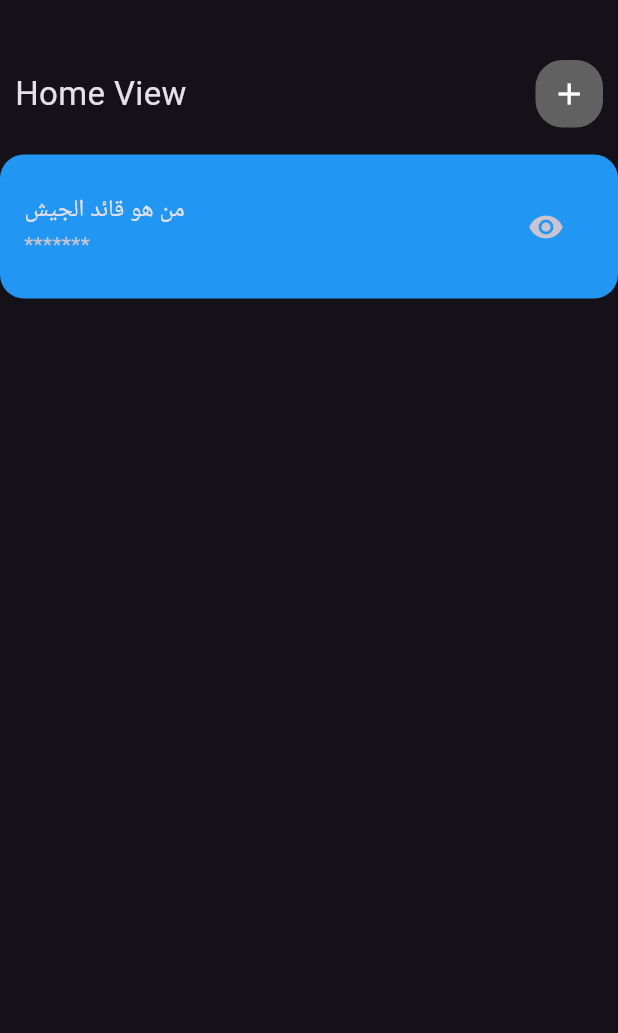
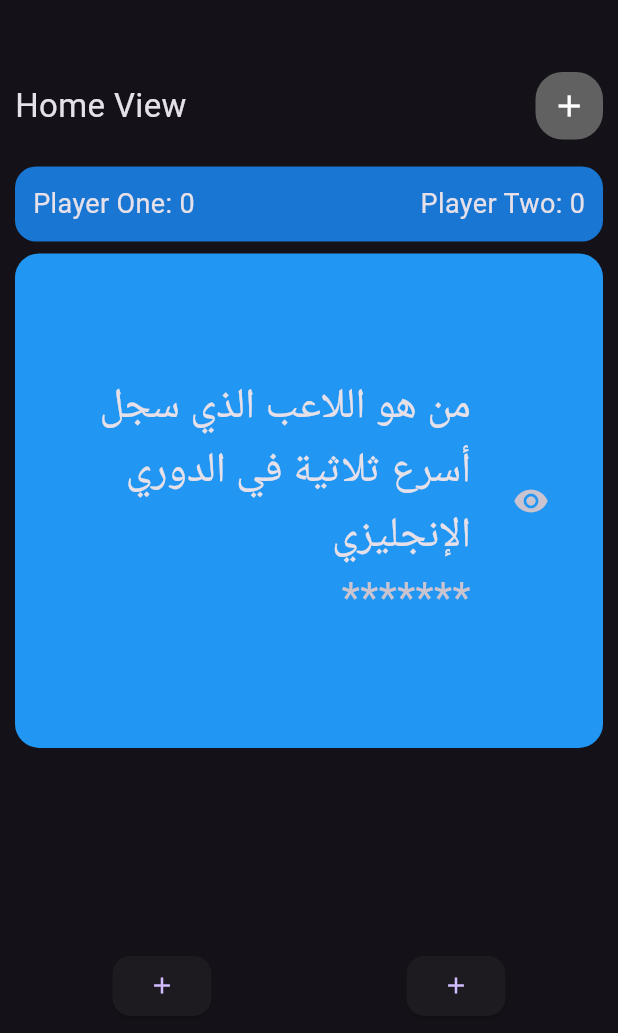
Before and after one commit to SherifShamel/Football_Frenzy, a Flutter app: the screen it shows after launch, on a phone screen of 412 x 824 dp. Shown: the top 1033 px of the screen. Run offline on Flutter 3.47's test engine with Material 3 defaults, Android fonts, the phone set to English and light mode, and no system bars.

Commit message:
Created Score Bar. Modified the Plus Buttons. Modified the padding of the whole page view. removed the custom app bar padding.

```diff
--- a/lib/core/constant_widgets/custom_app_bar.dart
+++ b/lib/core/constant_widgets/custom_app_bar.dart
@@ -9,17 +9,14 @@ class CustomAppBar extends StatelessWidget {
 
   @override
   Widget build(BuildContext context) {
-    return Padding(
-      padding: const EdgeInsets.symmetric(horizontal: 10),
-      child: Row(
-        children: [
-          Text(title, style: const TextStyle(fontSize: 22)),
+    return Row(
+      children: [
+        Text(title, style: const TextStyle(fontSize: 22)),
 
-          const Spacer(),
+        const Spacer(),
 
-          const MyCustomIcon(icon: Icons.add),
-        ],
-      ),
+        const MyCustomIcon(icon: Icons.add),
+      ],
     );
   }
 }
--- /dev/null
+++ b/lib/core/constant_widgets/my_custom_button.dart
@@ -0,0 +1,38 @@
+import 'package:flutter/material.dart';
+
+class ScoreButtonsWidget extends StatelessWidget {
+  final IconData icon;
+
+  const ScoreButtonsWidget({super.key, required this.icon});
+
+  @override
+  Widget build(BuildContext context) {
+    return Row(
+      mainAxisAlignment: MainAxisAlignment.spaceAround,
+      children: [
+        ElevatedButton(
+          style: ButtonStyle(
+            shape: MaterialStatePropertyAll(
+              RoundedRectangleBorder(
+                borderRadius: BorderRadius.circular(12),
+              ),
+            ),
+          ),
+          onPressed: () {},
+          child: Icon(icon),
+        ),
+        ElevatedButton(
+          style: ButtonStyle(
+            shape: MaterialStatePropertyAll(
+              RoundedRectangleBorder(
+                borderRadius: BorderRadius.circular(12),
+              ),
+            ),
+          ),
+          onPressed: () {},
+          child: Icon(icon),
+        ),
+      ],
+    );
+  }
+}
--- a/lib/features/home_feature/pages/Home_Page_View.dart
+++ b/lib/features/home_feature/pages/Home_Page_View.dart
@@ -7,7 +7,6 @@ class HomePageView extends StatelessWidget {
   @override
   Widget build(BuildContext context) {
     return const Scaffold(
-
       body: HomePageBody(),
     );
   }
--- a/lib/features/home_feature/widgets/home_page_body.dart
+++ b/lib/features/home_feature/widgets/home_page_body.dart
@@ -1,6 +1,8 @@
 import 'package:flutter/material.dart';
 import 'package:football_frenzy/core/constant_widgets/custom_app_bar.dart';
+import 'package:football_frenzy/core/constant_widgets/my_custom_button.dart';
 import 'package:football_frenzy/features/home_feature/widgets/question_widget.dart';
+import 'package:football_frenzy/features/home_feature/widgets/score_bar_widget.dart';
 
 class HomePageBody extends StatelessWidget {
   const HomePageBody({
@@ -9,13 +11,24 @@ class HomePageBody extends StatelessWidget {
 
   @override
   Widget build(BuildContext context) {
-    return const Column(
-      children: [
-        SizedBox(height: 40),
-        CustomAppBar(title: 'Home View',icon: Icons.add,),
-        SizedBox(height: 18),
-        QuestionWidget(),
-      ],
+    return const Padding(
+      padding: EdgeInsets.symmetric(horizontal: 10, vertical: 8),
+      child: Column(
+        children: [
+          SizedBox(height: 40),
+          CustomAppBar(
+            title: 'Home View',
+            icon: Icons.add,
+          ),
+          SizedBox(height: 18),
+          ScoreBarWidget(),
+          SizedBox(height: 8),
+          QuestionWidget(),
+          Spacer(),
+          ScoreButtonsWidget(icon: Icons.add),
+          Spacer(),
+        ],
+      ),
     );
   }
 }
--- a/lib/features/home_feature/widgets/question_widget.dart
+++ b/lib/features/home_feature/widgets/question_widget.dart
@@ -16,13 +16,28 @@ class _QuestionWidgetState extends State<QuestionWidget> {
   Widget build(BuildContext context) {
     return Container(
       padding: const EdgeInsets.symmetric(vertical: 12),
+      height: MediaQuery.sizeOf(context).height * 0.4,
       decoration: BoxDecoration(
         color: Colors.blue,
         borderRadius: BorderRadius.circular(16),
       ),
+      child: Center(
         child: ListTile(
-        title: const Text("من هو قائد الجيش "),
-        subtitle: isShown ? const Text("*******") : const Text("Armstrong"),
+          title: const Text(
+              "من هو اللاعب الذي سجل أسرع ثلاثية في الدوري الإنجليزي",
+              style: TextStyle(fontSize: 28),
+              textAlign: TextAlign.end),
+          subtitle: isShown
+              ? const Text(
+                  "*******",
+                  textAlign: TextAlign.end,
+                  style: TextStyle(fontSize: 28),
+                )
+              : const Text(
+                  "ساديو ماني",
+                  textAlign: TextAlign.end,
+                  style: TextStyle(fontSize: 28),
+                ),
           trailing: IconButton(
             onPressed: () {
               isShown = !isShown;
@@ -35,6 +50,7 @@ class _QuestionWidgetState extends State<QuestionWidget> {
             borderRadius: BorderRadius.circular(18),
           ),
         ),
+      ),
     );
   }
 }
--- /dev/null
+++ b/lib/features/home_feature/widgets/score_bar_widget.dart
@@ -0,0 +1,31 @@
+import 'package:flutter/material.dart';
+
+class ScoreBarWidget extends StatelessWidget {
+  const ScoreBarWidget({
+    super.key,
+  });
+
+  @override
+  Widget build(BuildContext context) {
+    return Container(
+      padding: const EdgeInsets.all(12),
+      decoration: BoxDecoration(
+        color: Colors.blue.shade700,
+        borderRadius: BorderRadius.circular(14),
+      ),
+      child: const Row(
+        mainAxisAlignment: MainAxisAlignment.spaceBetween,
+        children: [
+          Text(
+            "Player One: 0",
+            style: TextStyle(fontSize: 18),
+          ),
+          Text(
+            "Player Two: 0",
+            style: TextStyle(fontSize: 18),
+          ),
+        ],
+      ),
+    );
+  }
+}
```
Also changed, not shown: pubspec.yaml (+0 -45 lines). Lines whose indentation alone changed are shown as unchanged.
